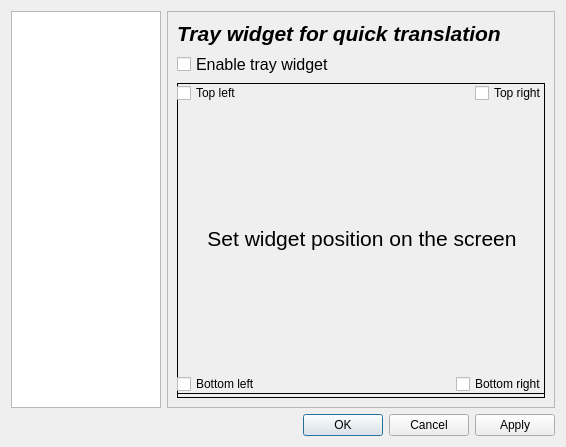
Before: the Qt Designer form src/GUI/settingsdialog.ui in denix56/Apertium-GP, drawn with Qt 5.
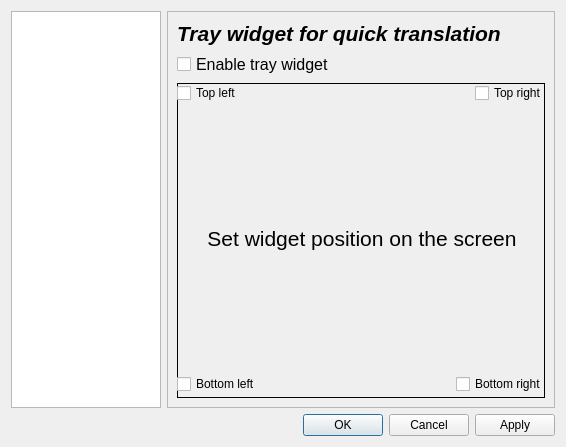
After: the same form once the commit is applied.

Commit message: fixed screenWidget border

Diff of the .ui file:
```diff
--- a/src/GUI/settingsdialog.ui
+++ b/src/GUI/settingsdialog.ui
@@ -158,7 +158,7 @@
             </sizepolicy>
            </property>
            <property name="styleSheet">
-            <string notr="true">.QWidget{
+            <string notr="true">#screenWidget{
 border: 1px solid dark-grey;
 }</string>
            </property>
```
